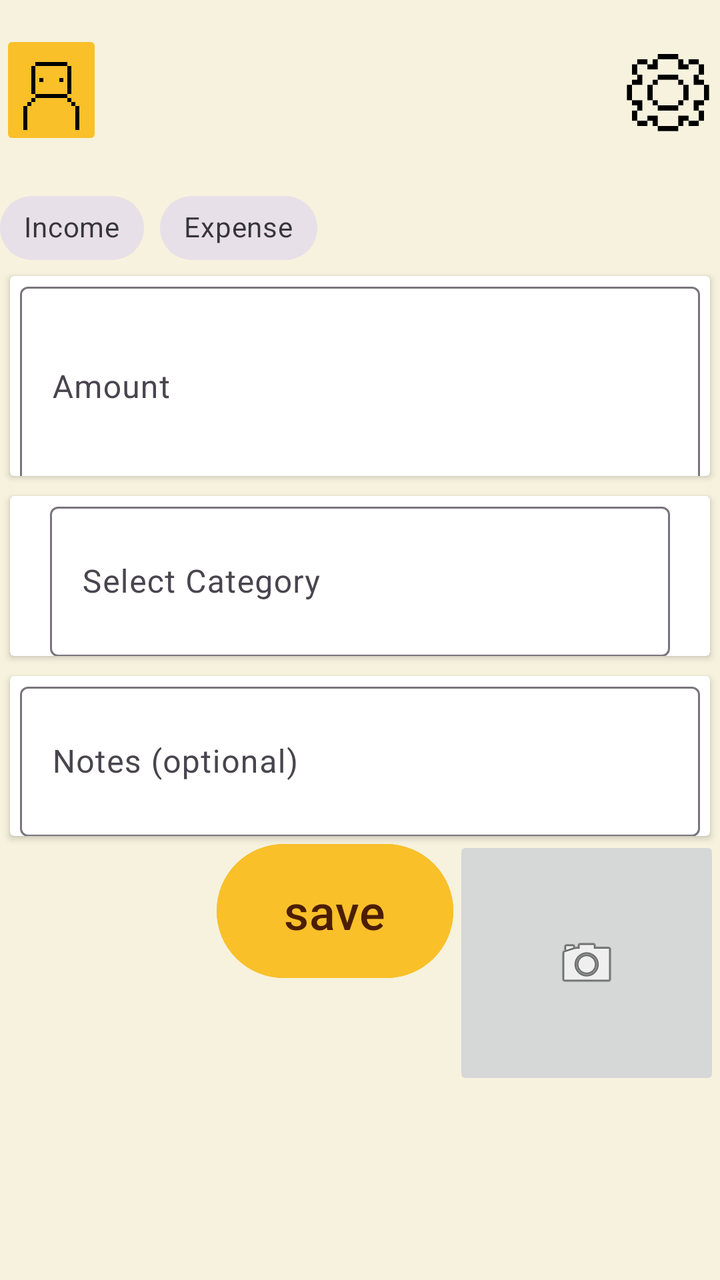
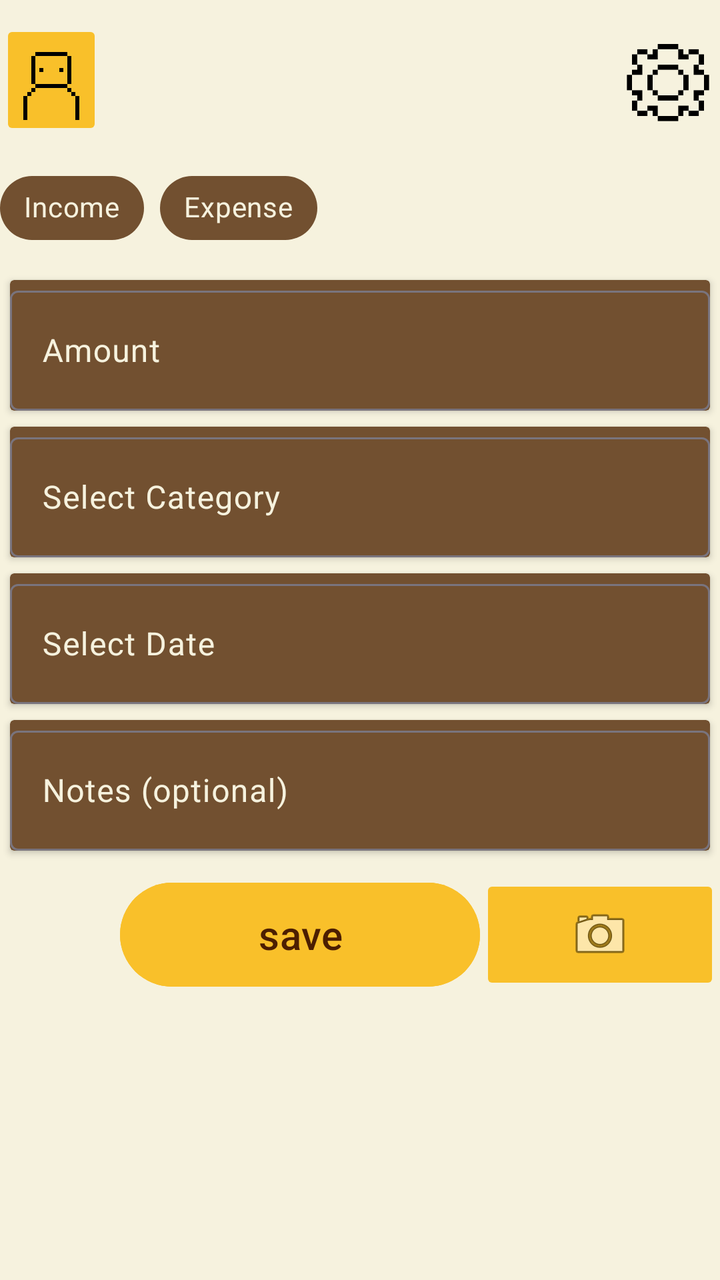

Before-and-after screenshots of an Android layout around one commit, followed by the original layout XML and the change that was made.
<!-- AndroidManifest.xml: application theme Theme.BeeBudgetingLimited -->
<!-- res/layout/activity_logging_screen.xml -->
<?xml version="1.0" encoding="utf-8"?>
<androidx.drawerlayout.widget.DrawerLayout xmlns:android="http://schemas.android.com/apk/res/android"
    xmlns:app="http://schemas.android.com/apk/res-auto"
    xmlns:tools="http://schemas.android.com/tools"
    android:id="@+id/main"
    android:layout_width="match_parent"
    android:layout_height="match_parent"
    tools:context=".ProfileScreen"
    android:background="@color/Cream">
    <LinearLayout
        android:layout_width="match_parent"
        android:layout_height="match_parent"
        android:orientation="vertical">

        

        
        <LinearLayout
            android:layout_width="match_parent"
            android:layout_height="60dp"
            android:layout_marginVertical="15dp"
            android:orientation="horizontal">

            <ImageButton
                android:id="@+id/ProfileBtn"
                android:layout_width="0dp"
                android:layout_height="wrap_content"
                android:layout_weight="0.2"
                android:backgroundTint="@color/Bright_yellow"
                android:scaleType="centerCrop"
                app:srcCompat="@drawable/profileicon" />

            <ImageView
                android:id="@+id/Cardview"
                android:layout_width="0dp"
                android:layout_height="wrap_content"
                android:layout_weight="1"
                android:alpha="0"
                app:srcCompat="@drawable/house" />

            <ImageButton
                android:id="@+id/Settingsbtn"
                android:layout_width="0dp"
                android:layout_height="match_parent"
                android:layout_weight="0.2"
                android:background="@android:color/transparent"
                android:scaleType="fitCenter"
                app:srcCompat="@drawable/cogicon" />

        </LinearLayout>

        <com.google.android.material.chip.ChipGroup
            android:id="@+id/chipGroupType"
            android:layout_width="match_parent"
            android:layout_height="wrap_content"
            android:layout_gravity="center"
            app:singleSelection="true"
            app:selectionRequired="true">

            <com.google.android.material.chip.Chip
                android:id="@+id/cbIncome"
                style="@style/Widget.MaterialComponents.Chip.Filter"
                android:layout_width="wrap_content"
                android:layout_height="wrap_content"
                android:text="@string/income"
                android:checkable="true" />

            <com.google.android.material.chip.Chip
                android:id="@+id/cbExpense"
                style="@style/Widget.MaterialComponents.Chip.Filter"
                android:layout_width="wrap_content"
                android:layout_height="wrap_content"
                android:text="Expense"
                android:checkable="true" />
        </com.google.android.material.chip.ChipGroup>

        <androidx.cardview.widget.CardView
            android:layout_width="match_parent"
            android:layout_height="100dp"
            android:layout_marginStart="5dp"
            android:layout_marginEnd="5dp">

            <com.google.android.material.textfield.TextInputLayout
                android:layout_width="match_parent"
                android:layout_height="100dp">

                <com.google.android.material.textfield.TextInputEditText
                    android:id="@+id/etAmount"
                    android:layout_width="match_parent"
                    android:layout_height="100dp"
                    android:layout_marginStart="5dp"
                    android:layout_marginEnd="5dp"
                    android:hint="@string/amount" />
            </com.google.android.material.textfield.TextInputLayout>
        </androidx.cardview.widget.CardView>

        <androidx.cardview.widget.CardView
            android:layout_width="match_parent"
            android:layout_height="80dp"
            android:layout_marginStart="5dp"
            android:layout_marginEnd="5dp"
            android:layout_marginTop="10dp">

            <com.google.android.material.textfield.TextInputLayout
                android:layout_width="match_parent"
                android:layout_height="wrap_content">

                <com.google.android.material.textfield.TextInputEditText
                    android:id="@+id/etCategory"
                    android:layout_width="match_parent"
                    android:layout_height="75dp"
                    android:layout_marginStart="20dp"
                    android:layout_marginEnd="20dp"
                    android:hint="@string/category"
                    android:focusable="false"
                    android:clickable="true"
                    android:cursorVisible="false" />
            </com.google.android.material.textfield.TextInputLayout>
        </androidx.cardview.widget.CardView>

        <androidx.cardview.widget.CardView
            android:layout_width="match_parent"
            android:layout_height="80dp"
            android:layout_marginStart="5dp"
            android:layout_marginEnd="5dp"
            android:layout_marginTop="10dp">

            <com.google.android.material.textfield.TextInputLayout
                android:layout_width="match_parent"
                android:layout_height="wrap_content">

                <com.google.android.material.textfield.TextInputEditText
                    android:id="@+id/etNotes"
                    android:layout_width="match_parent"
                    android:layout_height="75dp"
                    android:layout_marginStart="5dp"
                    android:layout_marginEnd="5dp"
                    android:hint="@string/notes_optional" />
            </com.google.android.material.textfield.TextInputLayout>
        </androidx.cardview.widget.CardView>

        <LinearLayout
            android:layout_width="match_parent"
            android:layout_height="127dp"
            android:orientation="horizontal">

            <ImageView
                android:id="@+id/imageView4"
                android:layout_width="140dp"
                android:layout_height="wrap_content"
                android:layout_weight="1"
                android:alpha="0"
                app:srcCompat="@drawable/house" />

            <Button
                android:id="@+id/btnSave"
                android:layout_width="150dp"
                android:layout_height="75dp"
                android:layout_weight="1"
                android:text="@string/save"
                android:textColor="@color/Dark_brown"
                android:textSize="24dp"
                android:backgroundTint="@color/Bright_yellow"/>

            <ImageButton
                android:id="@+id/btnCamera"
                android:layout_width="165dp"
                android:layout_height="match_parent"
                android:layout_weight="1"
                app:srcCompat="@android:drawable/ic_menu_camera" />
        </LinearLayout>

    </LinearLayout>

    

</androidx.drawerlayout.widget.DrawerLayout>
<!-- resources referenced by this layout -->
<resources>
  <color name="Bright_yellow">#f9c02a</color>
  <color name="Cream">#f6f2de</color>
  <color name="Dark_brown">#4c1e01</color>
  <!-- drawable cogicon: png bitmap (drawable, 702 bytes) -->
  <!-- drawable house: png bitmap (drawable, 413934 bytes) -->
  <!-- drawable profileicon: png bitmap (drawable, 471 bytes) -->
  <string name="amount">Amount</string>
  <string name="category">Select Category</string>
  <string name="income">Income</string>
  <string name="notes_optional">Notes (optional)</string>
  <string name="save">save</string>
  <style name="Theme.BeeBudgetingLimited" parent="Base.Theme.BeeBudgetingLimited" />
  <style name="Base.Theme.BeeBudgetingLimited" parent="Theme.Material3.DayNight.NoActionBar">
          
          
      </style>
</resources>

<!-- the commit's change to res/layout/activity_logging_screen.xml (unified diff, before → after) -->
@@ -5,20 +5,19 @@
     android:id="@+id/main"
     android:layout_width="match_parent"
     android:layout_height="match_parent"
-    tools:context=".ProfileScreen"
+    tools:context=".LoggingScreen"
     android:background="@color/Cream">
+
     <LinearLayout
         android:layout_width="match_parent"
         android:layout_height="match_parent"
         android:orientation="vertical">
 
         
-
-        
         <LinearLayout
             android:layout_width="match_parent"
             android:layout_height="60dp"
-            android:layout_marginVertical="15dp"
+            android:layout_marginVertical="10dp"
             android:orientation="horizontal">
 
             <ImageButton
@@ -46,14 +45,15 @@
                 android:background="@android:color/transparent"
                 android:scaleType="fitCenter"
                 app:srcCompat="@drawable/cogicon" />
-
         </LinearLayout>
 
+        
         <com.google.android.material.chip.ChipGroup
             android:id="@+id/chipGroupType"
             android:layout_width="match_parent"
             android:layout_height="wrap_content"
             android:layout_gravity="center"
+            android:layout_marginBottom="8dp"
             app:singleSelection="true"
             app:selectionRequired="true">
 
@@ -62,116 +62,154 @@
                 style="@style/Widget.MaterialComponents.Chip.Filter"
                 android:layout_width="wrap_content"
                 android:layout_height="wrap_content"
+                android:backgroundTint="@color/Gray_brown"
+                android:checkable="true"
                 android:text="@string/income"
-                android:checkable="true" />
+                android:textColor="@color/Cream" />
 
             <com.google.android.material.chip.Chip
                 android:id="@+id/cbExpense"
                 style="@style/Widget.MaterialComponents.Chip.Filter"
                 android:layout_width="wrap_content"
                 android:layout_height="wrap_content"
+                android:backgroundTint="@color/Gray_brown"
+                android:checkable="true"
                 android:text="Expense"
-                android:checkable="true" />
+                android:textColor="@color/Cream" />
         </com.google.android.material.chip.ChipGroup>
 
-        <androidx.cardview.widget.CardView
-            android:layout_width="match_parent"
-            android:layout_height="100dp"
-            android:layout_marginStart="5dp"
-            android:layout_marginEnd="5dp">
-
-            <com.google.android.material.textfield.TextInputLayout
-                android:layout_width="match_parent"
-                android:layout_height="100dp">
+        
+        <androidx.cardview.widget.CardView
+            android:layout_width="match_parent"
+            android:layout_height="wrap_content"
+            android:layout_marginHorizontal="5dp"
+            android:layout_marginTop="4dp"
+            app:cardBackgroundColor="@color/Gray_brown">
+
+            <com.google.android.material.textfield.TextInputLayout
+                android:layout_width="match_parent"
+                android:layout_height="wrap_content"
+                android:backgroundTint="@color/Gray_brown"
+                android:backgroundTintMode="multiply"
+                android:textColorHint="@color/Cream">
 
                 <com.google.android.material.textfield.TextInputEditText
                     android:id="@+id/etAmount"
                     android:layout_width="match_parent"
-                    android:layout_height="100dp"
-                    android:layout_marginStart="5dp"
-                    android:layout_marginEnd="5dp"
-                    android:hint="@string/amount" />
-            </com.google.android.material.textfield.TextInputLayout>
-        </androidx.cardview.widget.CardView>
-
-        <androidx.cardview.widget.CardView
+                    android:layout_height="60dp"
+                    android:backgroundTint="@color/Gray_brown"
+                    android:hint="@string/amount"
+                    android:inputType="numberDecimal"
+                    android:textColor="@color/Cream" />
+            </com.google.android.material.textfield.TextInputLayout>
+        </androidx.cardview.widget.CardView>
+
+        
+        <androidx.cardview.widget.CardView
+            android:layout_width="match_parent"
+            android:layout_height="wrap_content"
+            android:layout_marginHorizontal="5dp"
+            android:layout_marginTop="8dp"
+            app:cardBackgroundColor="@color/Gray_brown">
+
+            <com.google.android.material.textfield.TextInputLayout
+                android:layout_width="match_parent"
+                android:layout_height="wrap_content"
+                android:textColorHint="@color/Cream">
+
+                <com.google.android.material.textfield.TextInputEditText
+                    android:id="@+id/etCategory"
+                    android:layout_width="match_parent"
+                    android:layout_height="60dp"
+                    android:clickable="true"
+                    android:cursorVisible="false"
+                    android:focusable="false"
+                    android:hint="@string/category"
+                    android:textColor="@color/Cream" />
+            </com.google.android.material.textfield.TextInputLayout>
+        </androidx.cardview.widget.CardView>
+
+        
+        <androidx.cardview.widget.CardView
+            android:layout_width="match_parent"
+            android:layout_height="wrap_content"
+            android:layout_marginHorizontal="5dp"
+            android:layout_marginTop="8dp"
+            app:cardBackgroundColor="@color/Gray_brown">
+
+            <com.google.android.material.textfield.TextInputLayout
+                android:layout_width="match_parent"
+                android:layout_height="wrap_content"
+                android:textColorHint="@color/Cream">
+
+                <com.google.android.material.textfield.TextInputEditText
+                    android:id="@+id/etDate"
+                    android:layout_width="match_parent"
+                    android:layout_height="60dp"
+                    android:clickable="true"
+                    android:cursorVisible="false"
+                    android:focusable="false"
+                    android:hint="Select Date"
+                    android:textColor="@color/Cream" />
+            </com.google.android.material.textfield.TextInputLayout>
+        </androidx.cardview.widget.CardView>
+
+        
+        <androidx.cardview.widget.CardView
+            android:layout_width="match_parent"
+            android:layout_height="wrap_content"
+            android:layout_marginHorizontal="5dp"
+            android:layout_marginTop="8dp"
+            app:cardBackgroundColor="@color/Gray_brown">
+
+            <com.google.android.material.textfield.TextInputLayout
+                android:layout_width="match_parent"
+                android:layout_height="wrap_content"
+                android:textColorHint="@color/Cream">
+
+                <com.google.android.material.textfield.TextInputEditText
+                    android:id="@+id/etNotes"
+                    android:layout_width="match_parent"
+                    android:layout_height="60dp"
+                    android:hint="@string/notes_optional"
+                    android:textColor="@color/Cream" />
+            </com.google.android.material.textfield.TextInputLayout>
+        </androidx.cardview.widget.CardView>
+
+        
+        <LinearLayout
             android:layout_width="match_parent"
             android:layout_height="80dp"
-            android:layout_marginStart="5dp"
-            android:layout_marginEnd="5dp"
-            android:layout_marginTop="10dp">
-
-            <com.google.android.material.textfield.TextInputLayout
-                android:layout_width="match_parent"
-                android:layout_height="wrap_content">
-
-                <com.google.android.material.textfield.TextInputEditText
-                    android:id="@+id/etCategory"
-                    android:layout_width="match_parent"
-                    android:layout_height="75dp"
-                    android:layout_marginStart="20dp"
-                    android:layout_marginEnd="20dp"
-                    android:hint="@string/category"
-                    android:focusable="false"
-                    android:clickable="true"
-                    android:cursorVisible="false" />
-            </com.google.android.material.textfield.TextInputLayout>
-        </androidx.cardview.widget.CardView>
-
-        <androidx.cardview.widget.CardView
-            android:layout_width="match_parent"
-            android:layout_height="80dp"
-            android:layout_marginStart="5dp"
-            android:layout_marginEnd="5dp"
-            android:layout_marginTop="10dp">
-
-            <com.google.android.material.textfield.TextInputLayout
-                android:layout_width="match_parent"
-                android:layout_height="wrap_content">
-
-                <com.google.android.material.textfield.TextInputEditText
-                    android:id="@+id/etNotes"
-                    android:layout_width="match_parent"
-                    android:layout_height="75dp"
-                    android:layout_marginStart="5dp"
-                    android:layout_marginEnd="5dp"
-                    android:hint="@string/notes_optional" />
-            </com.google.android.material.textfield.TextInputLayout>
-        </androidx.cardview.widget.CardView>
-
-        <LinearLayout
-            android:layout_width="match_parent"
-            android:layout_height="127dp"
+            android:layout_marginTop="12dp"
             android:orientation="horizontal">
 
             <ImageView
                 android:id="@+id/imageView4"
-                android:layout_width="140dp"
-                android:layout_height="wrap_content"
-                android:layout_weight="1"
+                android:layout_width="0dp"
+                android:layout_height="wrap_content"
+                android:layout_weight="0.5"
                 android:alpha="0"
                 app:srcCompat="@drawable/house" />
 
             <Button
                 android:id="@+id/btnSave"
-                android:layout_width="150dp"
-                android:layout_height="75dp"
-                android:layout_weight="1"
+                android:layout_width="0dp"
+                android:layout_height="60dp"
+                android:layout_weight="1.5"
                 android:text="@string/save"
                 android:textColor="@color/Dark_brown"
-                android:textSize="24dp"
+                android:textSize="20sp"
                 android:backgroundTint="@color/Bright_yellow"/>
 
             <ImageButton
                 android:id="@+id/btnCamera"
-                android:layout_width="165dp"
-                android:layout_height="match_parent"
+                android:layout_width="0dp"
+                android:layout_height="60dp"
                 android:layout_weight="1"
+                android:backgroundTint="@color/Bright_yellow"
                 app:srcCompat="@android:drawable/ic_menu_camera" />
         </LinearLayout>
 
     </LinearLayout>
 
-    
-
 </androidx.drawerlayout.widget.DrawerLayout>
<!-- resource entries referenced after the edit -->
@@ -3,6 +3,7 @@
   <color name="Bright_yellow">#f9c02a</color>
   <color name="Cream">#f6f2de</color>
   <color name="Dark_brown">#4c1e01</color>
+  <color name="Gray_brown">#725030</color>
   <!-- drawable cogicon: png bitmap (drawable, 702 bytes) -->
   <!-- drawable house: png bitmap (drawable, 413934 bytes) -->
   <!-- drawable profileicon: png bitmap (drawable, 471 bytes) -->
